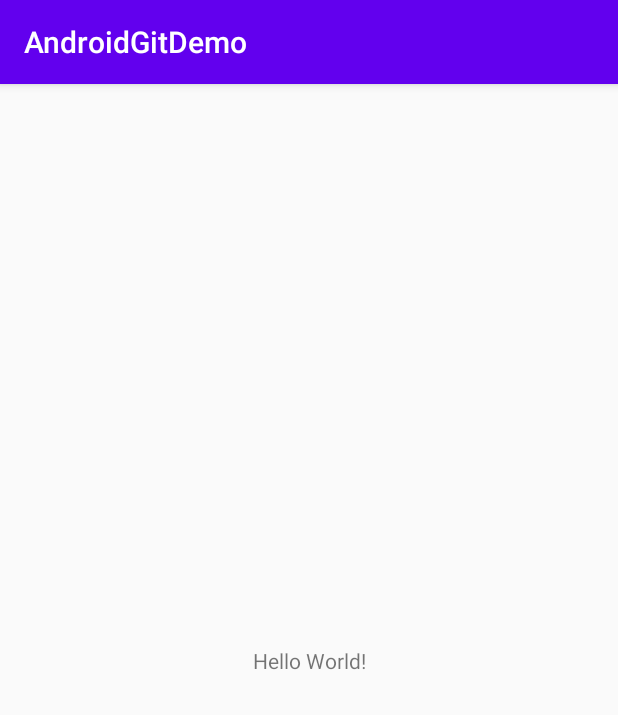
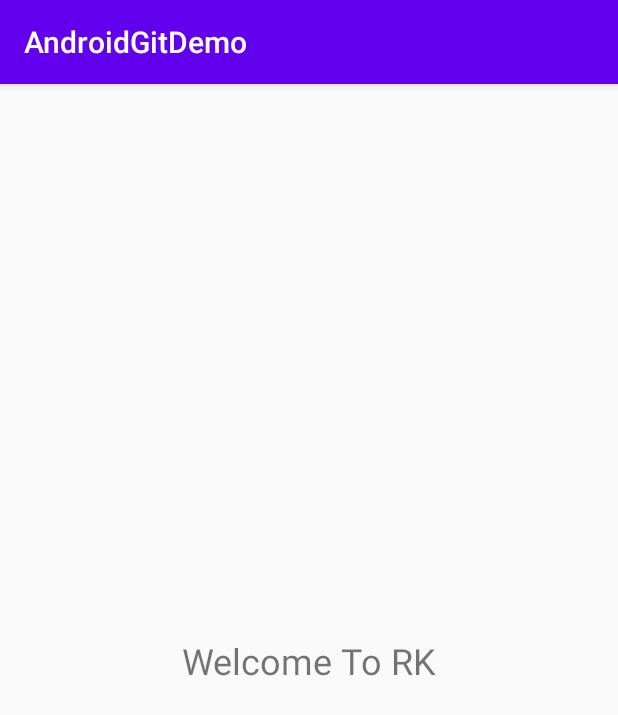
Before and after one commit to sheetalpandya/AndroidGitDemo, an Android app: the screen it shows after launch (MainActivity), on a phone screen of 412 x 824 dp. Shown: the top 715 px of the screen. Run offline under Robolectric (Android 15) with nearby library versions, the phone set to English and light mode, and no system bars.

Commit message:
TextView Design Changed, dimen.xlm file is added

```diff
--- a/app/src/main/res/layout/activity_main.xml
+++ b/app/src/main/res/layout/activity_main.xml
@@ -9,7 +9,8 @@
     <TextView
         android:layout_width="wrap_content"
         android:layout_height="wrap_content"
-        android:text="Hello World!"
+        android:text="Welcome To RK"
+        android:textSize="24sp"
         app:layout_constraintBottom_toBottomOf="parent"
         app:layout_constraintLeft_toLeftOf="parent"
         app:layout_constraintRight_toRightOf="parent"
--- /dev/null
+++ b/app/src/main/res/values/dimen.xml
@@ -0,0 +1,2 @@
+<?xml version="1.0" encoding="utf-8"?>
+<resources></resources>
```
